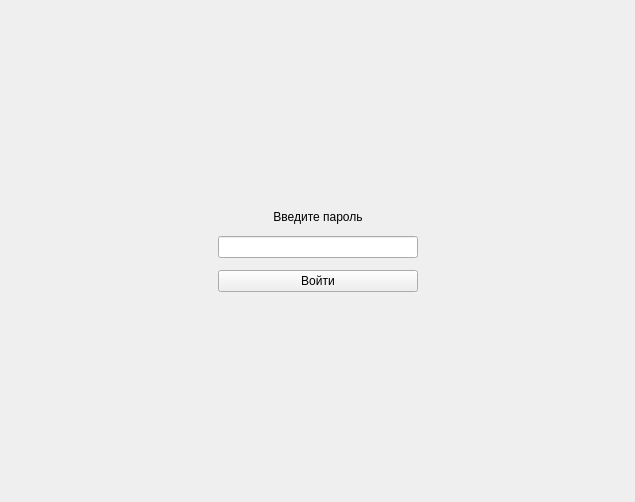
First picture: the form in ui/PasswdWaitPage.ui, repository m6v/sobol, before the edit.
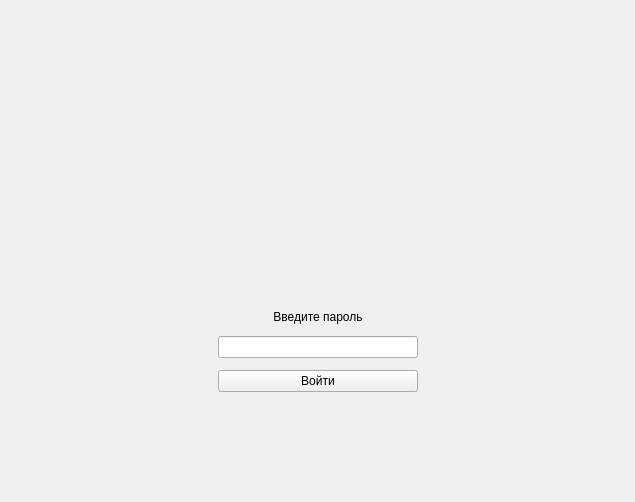
Second picture: the form after the edit.

What changed in the file:
```diff
--- a/ui/PasswdWaitPage.ui
+++ b/ui/PasswdWaitPage.ui
@@ -13,8 +13,8 @@
   <property name="windowTitle">
    <string>Form</string>
   </property>
-  <layout class="QVBoxLayout" name="verticalLayout">
-   <item>
+  <layout class="QGridLayout" name="gridLayout" rowstretch="3,0,1">
+   <item row="0" column="1">
     <spacer name="verticalSpacer">
      <property name="orientation">
       <enum>Qt::Vertical</enum>
@@ -27,25 +27,20 @@
      </property>
     </spacer>
    </item>
-   <item>
-    <layout class="QHBoxLayout" name="horizontalLayout">
-     <property name="sizeConstraint">
-      <enum>QLayout::SetDefaultConstraint</enum>
-     </property>
-     <item>
+   <item row="1" column="0">
       <spacer name="horizontalSpacer">
        <property name="orientation">
         <enum>Qt::Horizontal</enum>
        </property>
        <property name="sizeHint" stdset="0">
         <size>
-         <width>40</width>
+       <width>199</width>
          <height>20</height>
         </size>
        </property>
       </spacer>
      </item>
-     <item>
+   <item row="1" column="1">
       <layout class="QVBoxLayout" name="verticalLayout_3">
        <property name="spacing">
         <number>12</number>
@@ -103,22 +98,20 @@
        </item>
       </layout>
      </item>
-     <item>
+   <item row="1" column="2">
       <spacer name="horizontalSpacer_2">
        <property name="orientation">
         <enum>Qt::Horizontal</enum>
        </property>
        <property name="sizeHint" stdset="0">
         <size>
-         <width>40</width>
+       <width>198</width>
          <height>20</height>
         </size>
        </property>
       </spacer>
      </item>
-    </layout>
-   </item>
-   <item>
+   <item row="2" column="1">
     <spacer name="verticalSpacer_2">
      <property name="orientation">
       <enum>Qt::Vertical</enum>
```
Lines whose indentation alone changed are shown as unchanged.
